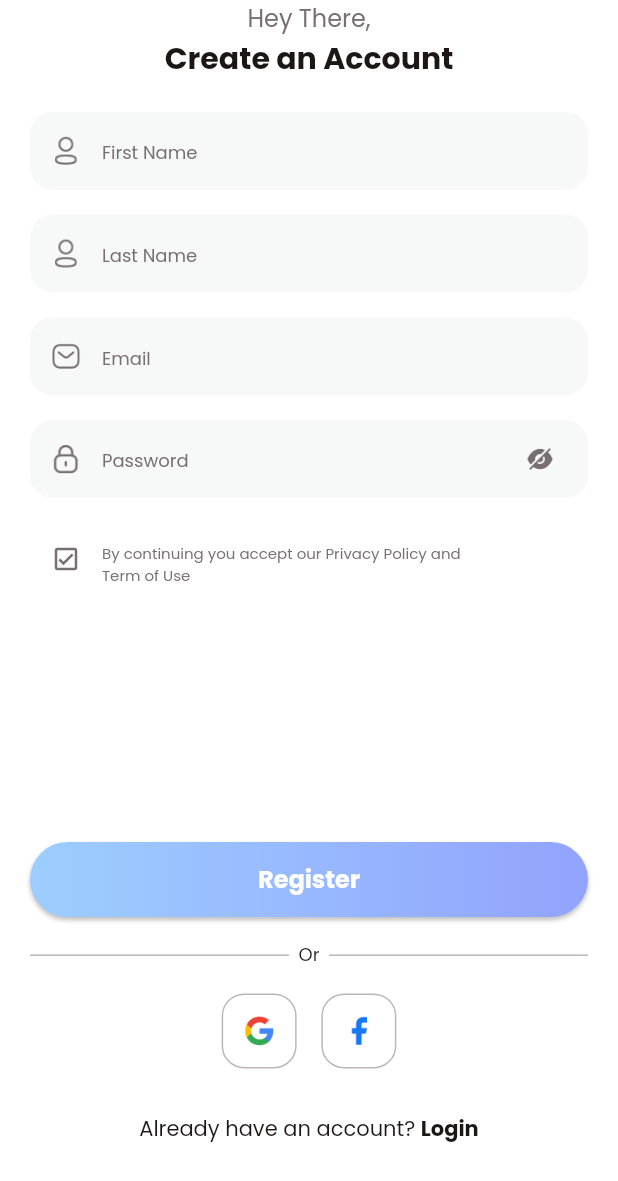
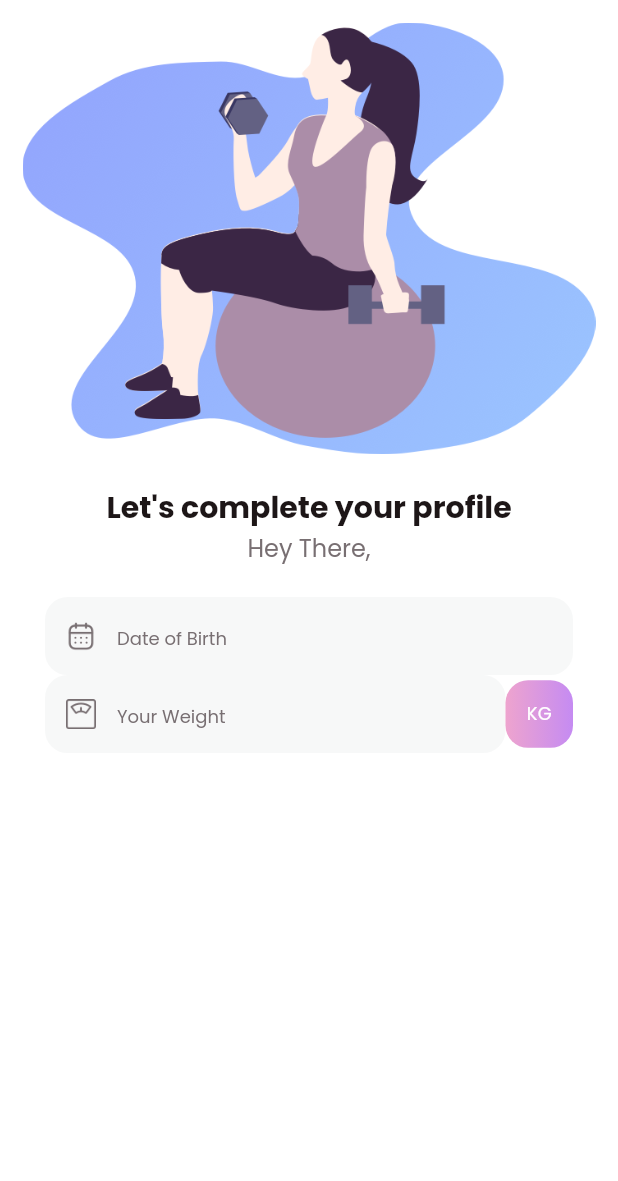
Before and after one commit to prathameassyserve/fitnestx, a Flutter app: the SignUpView screen opened by its route, after a tap on the "check box outline blank" icon, after a tap on "Register", on a phone screen of 412 x 824 dp. Shown: the top 1181 px of the screen. Run offline on Flutter 3.47's test engine with Material 2 defaults, Android fonts, the phone set to English and light mode, and no system bars; our stand-ins replace get_it, hive, hive_flutter; missing offline and left inert: dart:ffi; accounts and stored records are empty.

```diff
--- a/lib/common/string_extension.dart
+++ b/lib/common/string_extension.dart
@@ -25,4 +25,9 @@ class TString {
   static String labelOr = "  Or  ";
   static String labelAlreadyHaveAnAccount = "Already have an account? ";
   static String labelLogin = "Login";
+  static String labelLetsCompleteYourProfile = "Let's complete your profile";
+  static String labelItWillHelpUsToKnowMoreThenYou = "It will help us to know more then you!";
+  static String hintDateOfBirth = "Date of Birth";
+  static String hintYourWeight = "Your Weight";
+  static String labelKG = "KG";
 }
--- a/lib/routes.dart
+++ b/lib/routes.dart
@@ -1,3 +1,4 @@
+import 'package:fitnestx/view/login/complete_profile_view.dart';
 import 'package:fitnestx/view/login/signup_view.dart';
 import 'package:fitnestx/view/on_boarding/on_boarding_view.dart';
 import 'package:fitnestx/view/on_boarding/started_view.dart';
@@ -9,6 +10,7 @@ final Map<String, WidgetBuilder> routes = {
   ScreenName.onBoardingView: (context) => const OnBoardingView(),
   ScreenName.onStartedView: (context) => const StartedView(),
   ScreenName.signUpView: (context) => const SignUpView(),
+  ScreenName.completeProfileView: (context) => const CompleteProfileView(),
 };
 
 final class ScreenName {
@@ -16,4 +18,5 @@ final class ScreenName {
   static String onBoardingView = "onBoardingView";
   static String onStartedView = "onStartedView";
   static String signUpView = "signUpView";
+  static String completeProfileView = "completeProfileView";
 }
--- /dev/null
+++ b/lib/view/login/complete_profile_view.dart
@@ -0,0 +1,92 @@
+import 'package:fitnestx/common/color_extension.dart';
+import 'package:fitnestx/common/string_extension.dart';
+import 'package:fitnestx/common_widgets/round_textfield.dart';
+import 'package:fitnestx/generated/assets.dart';
+import 'package:flutter/material.dart';
+
+class CompleteProfileView extends StatefulWidget {
+  const CompleteProfileView({super.key});
+
+  @override
+  State<CompleteProfileView> createState() => _CompleteProfileViewState();
+}
+
+class _CompleteProfileViewState extends State<CompleteProfileView> {
+  TextEditingController txtDate = TextEditingController();
+
+  @override
+  Widget build(BuildContext context) {
+    var media = MediaQuery.of(context).size;
+    return Scaffold(
+      backgroundColor: TColor.white,
+      body: SingleChildScrollView(
+        child: SafeArea(
+          child: Padding(
+            padding: const EdgeInsets.all(15.0),
+            child: Column(
+              children: [
+                Image.asset(
+                  Assets.imgCompleteProfile,
+                  width: media.width,
+                  fit: BoxFit.fitWidth,
+                ),
+                SizedBox(height: media.width * 0.05),
+                Text(
+                  TString.labelLetsCompleteYourProfile,
+                  style: TextStyle(
+                      color: TColor.black,
+                      fontSize: 20,
+                      fontWeight: FontWeight.w700),
+                ),
+                Text(
+                  TString.labelHeyThere,
+                  style: TextStyle(color: TColor.gray, fontSize: 16),
+                ),
+                SizedBox(height: media.width * 0.05),
+                Padding(
+                  padding: const EdgeInsets.symmetric(horizontal: 15),
+                  child: Column(
+                    children: [
+                      RoundTextField(
+                        hintText: TString.hintDateOfBirth,
+                        icon: Assets.imgDate,
+                        controller: txtDate,
+                      ),
+                      Row(
+                        children: [
+                          Expanded(
+                            child: RoundTextField(
+                              hintText: TString.hintYourWeight,
+                              icon: Assets.imgWeight,
+                            ),
+                          ),
+                          Container(
+                            width: 45,
+                            height: 45,
+                            alignment: Alignment.center,
+                            decoration: BoxDecoration(
+                              borderRadius: BorderRadius.circular(15),
+                              gradient:
+                                  LinearGradient(colors: TColor.secondaryG),
+                            ),
+                            child: Text(
+                              TString.labelKG,
+                              style: TextStyle(
+                                color: TColor.white,
+                                fontSize: 12,
+                              ),
+                            ),
+                          )
+                        ],
+                      )
+                    ],
+                  ),
+                ),
+              ],
+            ),
+          ),
+        ),
+      ),
+    );
+  }
+}
--- a/lib/view/login/signup_view.dart
+++ b/lib/view/login/signup_view.dart
@@ -4,6 +4,7 @@ import 'package:fitnestx/common_widgets/round_button.dart';
 import 'package:fitnestx/common_widgets/round_textfield.dart';
 import 'package:fitnestx/common_widgets/textfeild_icon.dart';
 import 'package:fitnestx/generated/assets.dart';
+import 'package:fitnestx/routes.dart';
 import 'package:flutter/material.dart';
 
 class SignUpView extends StatefulWidget {
@@ -105,7 +106,12 @@ class _SignUpViewState extends State<SignUpView> {
                 SizedBox(height: media.width * 0.4),
                 RoundButton(
                   buttonName: TString.labelRegister,
-                  onPressed: () {},
+                  onPressed: () {
+                    Navigator.pushNamed(
+                      context,
+                      ScreenName.completeProfileView,
+                    );
+                  },
                 ),
                 SizedBox(height: media.width * 0.04),
                 Row(
```
